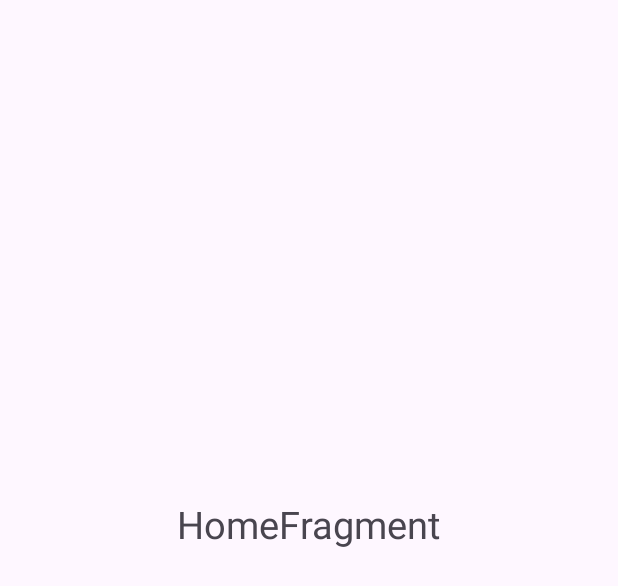
After one commit to ionnomirai/KindCafe, an Android app: the layout frag_home.xml on its own in the app's theme, with its tools: preview values and no code run, on a phone screen of 412 x 824 dp. The commit adds this screen. Shown: the top 586 px of the screen. Run offline under Robolectric (Android 15) with nearby library versions, the phone set to English and light mode, and no system bars.

Commit message:
Added Home Fragment and joined to MainActivity:
- changed activity_main.xml (root and other elements)
- added Navigation library
- added menus for drawer (side menu) and for toolbar
- added NavGraph

```diff
--- a/app/build.gradle.kts
+++ b/app/build.gradle.kts
@@ -47,4 +47,8 @@ dependencies {
     testImplementation("junit:junit:4.13.2")
     androidTestImplementation("androidx.test.ext:junit:1.1.5")
     androidTestImplementation("androidx.test.espresso:espresso-core:3.5.1")
+
+    // Navigation
+    implementation("androidx.navigation:navigation-fragment-ktx:2.7.7")
+    implementation("androidx.navigation:navigation-ui-ktx:2.7.7")
 }
--- /dev/null
+++ b/app/src/main/res/layout/frag_home.xml
@@ -0,0 +1,19 @@
+<?xml version="1.0" encoding="utf-8"?>
+<androidx.constraintlayout.widget.ConstraintLayout xmlns:android="http://schemas.android.com/apk/res/android"
+    xmlns:app="http://schemas.android.com/apk/res-auto"
+    xmlns:tools="http://schemas.android.com/tools"
+    android:layout_width="match_parent"
+    android:layout_height="match_parent">
+
+    <TextView
+        android:id="@+id/textView"
+        android:layout_width="wrap_content"
+        android:layout_height="wrap_content"
+        android:layout_marginTop="332dp"
+        android:text="HomeFragment"
+        android:textSize="25sp"
+        app:layout_constraintEnd_toEndOf="parent"
+        app:layout_constraintHorizontal_bias="0.498"
+        app:layout_constraintStart_toStartOf="parent"
+        app:layout_constraintTop_toTopOf="parent" />
+</androidx.constraintlayout.widget.ConstraintLayout>
```
Also changed, not shown: app/src/main/java/com/example/kindcafe/fragments/HomeFragment.kt (added, +40 -0 lines), app/src/main/res/layout/activity_main.xml (+31 -10 lines), app/src/main/res/menu/drawer_side_menu.xml (added, +8 -0 lines), app/src/main/res/menu/toolbar_menu_general.xml (added, +8 -0 lines), app/src/main/res/navigation/nav_graph_general.xml (added, +13 -0 lines).
